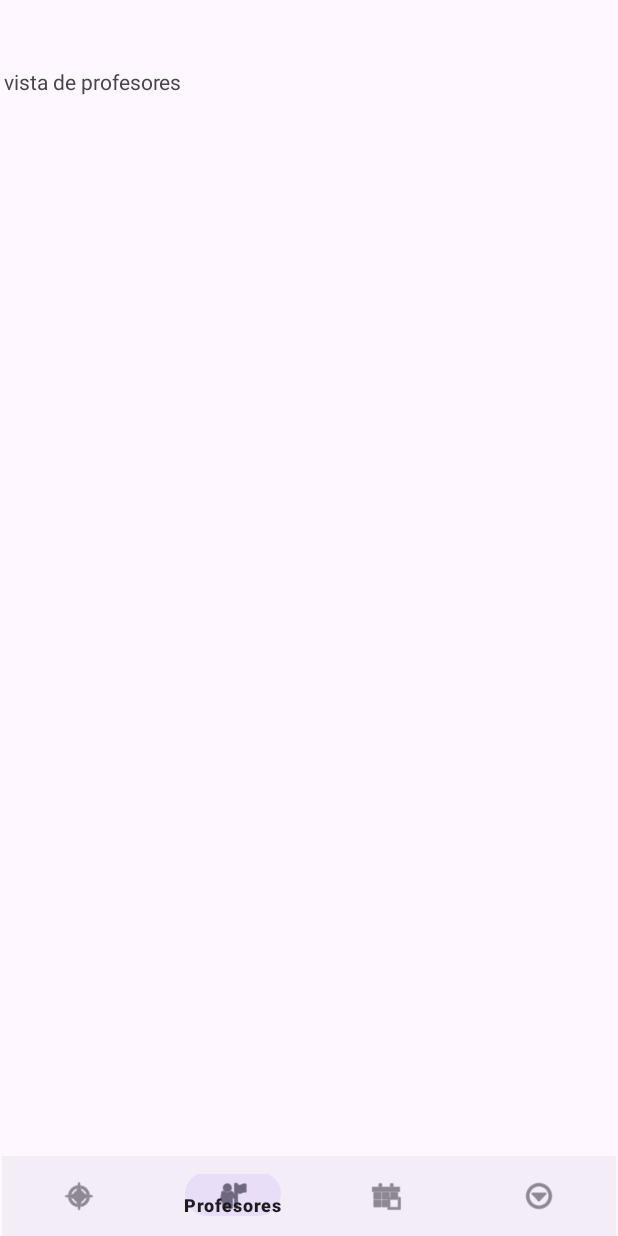
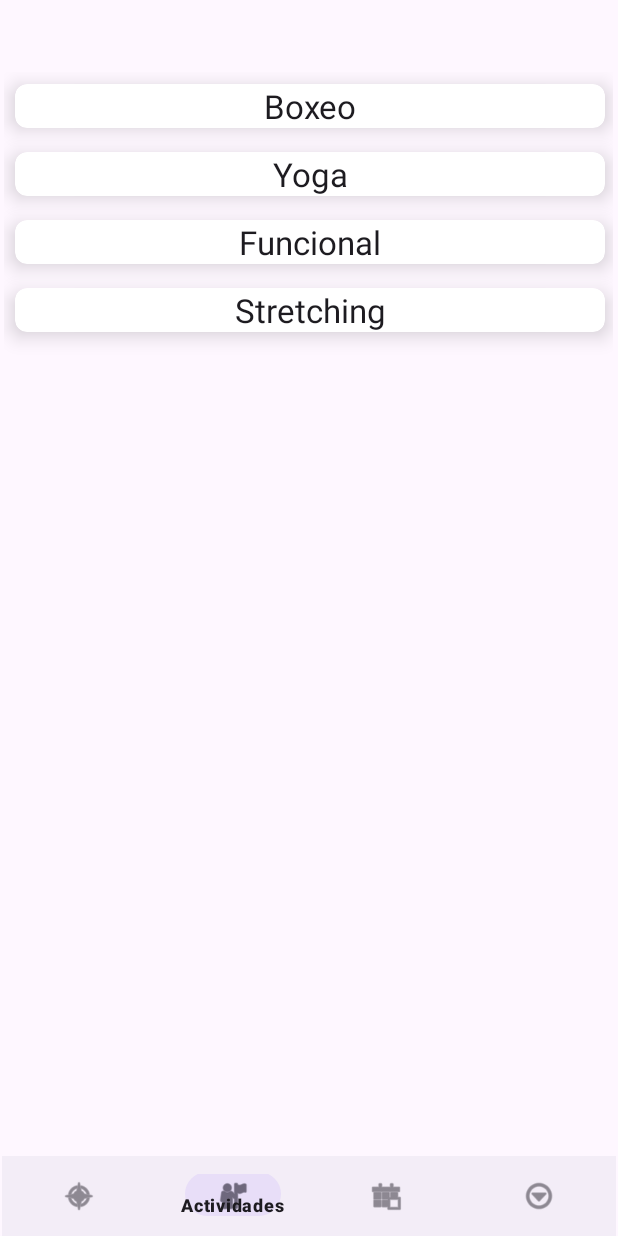
Before and after one commit to ginobasile/Grupo3-TP3-Gimnasio, an Android app: the screen it shows after launch (MainActivity), item 2 of the bottom bar chosen, on a phone screen of 412 x 824 dp. Run offline under Robolectric (Android 15) with nearby library versions, the phone set to English and light mode, and no system bars; our stand-ins replace navigation-ui; pictures from the network do not load.

Commit message:
Agrego la primer Recicler View de actividades

```diff
--- a/app/build.gradle.kts
+++ b/app/build.gradle.kts
@@ -1,6 +1,8 @@
 plugins {
     id("com.android.application")
     id("org.jetbrains.kotlin.android")
+    id("androidx.navigation.safeargs.kotlin")
+    id("kotlin-parcelize")
 }
 
 android {
--- /dev/null
+++ b/app/src/main/java/com/example/gimnasio_grupo3/adapters/ActividadAdapter.kt
@@ -0,0 +1,62 @@
+package com.example.gimnasio_grupo3.adapters
+
+import android.view.LayoutInflater
+import android.view.View
+import android.view.ViewGroup
+import android.widget.ImageView
+import android.widget.TextView
+import androidx.cardview.widget.CardView
+import androidx.recyclerview.widget.RecyclerView
+import com.bumptech.glide.Glide
+import com.example.gimnasio_grupo3.R
+import com.example.gimnasio_grupo3.entities.Actividad
+
+
+class ActividadAdapter( var actividades : MutableList<Actividad>,
+                        var onClick : (Int) -> Unit
+                        ) : RecyclerView.Adapter<ActividadAdapter.ActividadHolder>() {
+
+    class ActividadHolder(v : View) : RecyclerView.ViewHolder(v)
+    {
+        val itemImageView: ImageView = itemView.findViewById(R.id.imgActividad)
+        private var view : View
+        init {
+            this.view = v
+        }
+
+        fun setActividadName( name : String) {
+            val txtName : TextView = view.findViewById(R.id.txtNombreActividad)
+            txtName.text = name
+        }
+
+
+
+
+        fun getCard() : CardView {
+            return view.findViewById(R.id.cardActividad)
+        }
+
+    }
+
+    override fun onCreateViewHolder(parent: ViewGroup, viewType: Int): ActividadHolder {
+        val view = LayoutInflater.from(parent.context).inflate(R.layout.actividad_item,parent,false)
+        return (ActividadHolder(view))
+    }
+
+    override fun getItemCount(): Int {
+        return actividades.size
+    }
+
+    override fun onBindViewHolder(holder: ActividadHolder, position: Int) {
+        holder.setActividadName(actividades[position].name)
+
+        val context = holder.itemView.context
+        Glide.with(context)
+            .load(actividades[position].imgUrl)
+            .circleCrop()
+            .into(holder.itemImageView)
+            holder.getCard().setOnClickListener{
+            onClick(position)
+        }
+    }
+    }
--- /dev/null
+++ b/app/src/main/java/com/example/gimnasio_grupo3/entities/Actividad.kt
@@ -0,0 +1,14 @@
+package com.example.gimnasio_grupo3.entities
+
+
+import android.os.Parcelable
+import kotlinx.parcelize.Parcelize
+
+@Parcelize
+data class Actividad(
+    var id: Int,
+    var name: String,
+    var duration: String,
+    var description: String,
+    var imgUrl : String
+): Parcelable
--- /dev/null
+++ b/app/src/main/java/com/example/gimnasio_grupo3/entities/ActividadesRepository.kt
@@ -0,0 +1,12 @@
+package com.example.gimnasio_grupo3.entities
+
+class ActividadesRepository (){
+    var actividades : MutableList<Actividad>
+    init {
+                actividades = mutableListOf()
+                actividades.add(Actividad(1, "Boxeo", "75 Minutos", "¡Ven y únete a nuestra emocionante clase de boxeo en el gimnasio! Experimenta la combinación perfecta de cardio, fuerza y destreza mientras te sumerges en el mundo del boxeo. Nuestros entrenadores altamente capacitados te guiarán a través de una sesión intensa y divertida que te ayudará a mejorar tu forma física, aumentar tu confianza y liberar el estrés acumulado. No importa si eres un principiante o un boxeador experimentado, esta actividad es adecuada para todos los niveles. Únete a nosotros para liberar tu energía, ponerte en forma y descubrir el guerrero interior que llevas dentro. ¡Te esperamos en el ring!", "https://i.etsystatic.com/34846232/r/il/5d1756/3978474298/il_570xN.3978474298_snzo.jpg "))
+                actividades.add(Actividad(2, "Yoga", "30 Minutos", "Relájate y encuentra la paz interior en nuestras clases de yoga en el gimnasio. ¡Te invitamos a unirte a una experiencia de equilibrio y bienestar como ninguna otra!", "https://i.pinimg.com/originals/23/fa/08/23fa08dbc85fe652470d6a80473807b3.jpg"))
+                actividades.add(Actividad(3, "Funcional", "60 Minutos", "¡Descubre tu potencial en nuestras sesiones de entrenamiento funcional en el gimnasio! Ven y alcanza tus objetivos de forma efectiva mientras te diviertes.", "https://i.pinimg.com/originals/87/e9/75/87e975ca9dfd3fc179f8c15f8c838628.jpg"))
+                actividades.add(Actividad(3, "Stretching", "65 Minutos", "Mejora tu flexibilidad y alivia el estrés en nuestras clases de stretching en el gimnasio. ¡Únete a nosotros para sentirte más relajado y en sintonía con tu cuerpo!", "https://estaticos-cdn.prensaiberica.es/clip/1c17e101-cbd4-4369-a1f3-daee4f553c99_alta-aspect-ratio_default_0.jpg"))
+    }
+}
--- a/app/src/main/java/com/example/gimnasio_grupo3/fragments/actividades/ActividadesLista.kt
+++ b/app/src/main/java/com/example/gimnasio_grupo3/fragments/actividades/ActividadesLista.kt
@@ -6,11 +6,20 @@ import androidx.fragment.app.Fragment
 import android.view.LayoutInflater
 import android.view.View
 import android.view.ViewGroup
+import androidx.navigation.fragment.findNavController
+import androidx.recyclerview.widget.LinearLayoutManager
+import androidx.recyclerview.widget.RecyclerView
 import com.example.gimnasio_grupo3.R
+import com.example.gimnasio_grupo3.adapters.ActividadAdapter
+import com.example.gimnasio_grupo3.entities.ActividadesRepository
+import com.google.android.material.snackbar.Snackbar
 
 class ActividadesLista : Fragment() {
 
     lateinit var v : View
+    lateinit var recyclerActividades : RecyclerView
+    var repoActividades: ActividadesRepository = ActividadesRepository()
+    lateinit var adapter : ActividadAdapter
 
     companion object {
         fun newInstance() = ActividadesLista()
@@ -23,7 +32,19 @@ class ActividadesLista : Fragment() {
         savedInstanceState: Bundle?
     ): View? {
         v = inflater.inflate(R.layout.fragment_actividades_lista, container, false)
+        recyclerActividades = v.findViewById(R.id.reciclerActividades)
         return v
+    }
+
+    override fun onStart() {
+        super.onStart()
+        adapter = ActividadAdapter(repoActividades.actividades){ position ->
+            val action = ActividadesListaDirections.actionActividadesListaToDetalleActividad(repoActividades.actividades[position])
+
+            findNavController().navigate(action)
+        }
+        recyclerActividades.layoutManager = LinearLayoutManager(context)
+        recyclerActividades.adapter = adapter
     }
 
     override fun onActivityCreated(savedInstanceState: Bundle?) {
--- /dev/null
+++ b/app/src/main/res/layout/actividad_item.xml
@@ -0,0 +1,37 @@
+<?xml version="1.0" encoding="utf-8"?>
+<androidx.cardview.widget.CardView xmlns:android="http://schemas.android.com/apk/res/android"
+    xmlns:app="http://schemas.android.com/apk/res-auto"
+    xmlns:tools="http://schemas.android.com/tools"
+    android:id="@+id/cardActividad"
+    android:layout_width="match_parent"
+    android:layout_height="wrap_content"
+    android:layout_margin="8dp"
+    app:cardCornerRadius="8dp"
+    app:cardElevation="8dp">
+
+    <androidx.constraintlayout.widget.ConstraintLayout
+        android:layout_width="match_parent"
+        android:layout_height="match_parent">
+
+        <ImageView
+            android:id="@+id/imgActividad"
+            android:layout_width="wrap_content"
+            android:layout_height="wrap_content"
+            app:layout_constraintBottom_toTopOf="@+id/txtNombreActividad"
+            app:layout_constraintEnd_toEndOf="parent"
+            app:layout_constraintStart_toStartOf="parent"
+            app:layout_constraintTop_toTopOf="parent"
+            tools:srcCompat="@tools:sample/avatars" />
+
+        <TextView
+            android:id="@+id/txtNombreActividad"
+            android:layout_width="wrap_content"
+            android:layout_height="wrap_content"
+            android:text="Aca va el nombre de la actividad"
+            android:textAppearance="@style/TextAppearance.AppCompat.Large"
+            app:layout_constraintEnd_toEndOf="parent"
+            app:layout_constraintStart_toStartOf="parent"
+            tools:layout_editor_absoluteY="237dp" />
+    </androidx.constraintlayout.widget.ConstraintLayout>
+
+</androidx.cardview.widget.CardView>
--- a/app/src/main/res/layout/fragment_actividades_lista.xml
+++ b/app/src/main/res/layout/fragment_actividades_lista.xml
@@ -1,13 +1,18 @@
 <?xml version="1.0" encoding="utf-8"?>
-<FrameLayout xmlns:android="http://schemas.android.com/apk/res/android"
+<androidx.constraintlayout.widget.ConstraintLayout xmlns:android="http://schemas.android.com/apk/res/android"
+    xmlns:app="http://schemas.android.com/apk/res-auto"
     xmlns:tools="http://schemas.android.com/tools"
+    android:id="@+id/frameLayout"
     android:layout_width="match_parent"
     android:layout_height="match_parent"
-    tools:context=".fragments.actividades.ActividadesLista">
+    tools:context=".fragments.actividades.ActividadesLista" >
 
-    <TextView
-        android:layout_width="match_parent"
-        android:layout_height="match_parent"
-        android:text="vista de las actividades" />
-
-</FrameLayout>
+    <androidx.recyclerview.widget.RecyclerView
+        android:id="@+id/reciclerActividades"
+        android:layout_width="409dp"
+        android:layout_height="729dp"
+        app:layout_constraintBottom_toBottomOf="parent"
+        app:layout_constraintEnd_toEndOf="parent"
+        app:layout_constraintStart_toStartOf="parent"
+        app:layout_constraintTop_toTopOf="parent" />
+</androidx.constraintlayout.widget.ConstraintLayout>
--- a/app/src/main/res/menu/main_menu.xml
+++ b/app/src/main/res/menu/main_menu.xml
@@ -7,9 +7,9 @@
         android:icon="@android:drawable/ic_menu_compass"
         android:title="Home" />
     <item
-        android:id="@+id/profesoresLista"
+        android:id="@+id/actividadesLista"
         android:icon="@android:drawable/ic_menu_myplaces"
-        android:title="Profesores" />
+        android:title="Actividades" />
     <item
         android:id="@+id/paquetesLista"
         android:icon="@android:drawable/ic_menu_today"
--- a/app/src/main/res/navigation/main_navgraph.xml
+++ b/app/src/main/res/navigation/main_navgraph.xml
@@ -4,11 +4,6 @@
     xmlns:tools="http://schemas.android.com/tools"
     android:id="@+id/main_navgraph"
     app:startDestination="@id/homePrincipal">
-    <fragment
-        android:id="@+id/profesoresLista"
-        android:name="com.example.gimnasio_grupo3.fragments.profesores.ProfesoresLista"
-        android:label="fragment_profesores_lista"
-        tools:layout="@layout/fragment_profesores_lista" />
     <fragment
         android:id="@+id/paquetesLista"
         android:name="com.example.gimnasio_grupo3.fragments.paquetes.PaquetesLista"
@@ -24,4 +19,22 @@
         android:name="com.example.gimnasio_grupo3.fragments.Home"
         android:label="fragment_home"
         tools:layout="@layout/fragment_home" />
+    <fragment
+        android:id="@+id/actividadesLista"
+        android:name="com.example.gimnasio_grupo3.fragments.actividades.ActividadesLista"
+        android:label="fragment_actividades_lista"
+        tools:layout="@layout/fragment_actividades_lista" >
+        <action
+            android:id="@+id/action_actividadesLista_to_detalleActividad"
+            app:destination="@id/detalleActividad" />
+    </fragment>
+    <fragment
+        android:id="@+id/detalleActividad"
+        android:name="com.example.gimnasio_grupo3.fragments.actividades.DetalleActividad"
+        android:label="fragment_detalle_actividad"
+        tools:layout="@layout/fragment_detalle_actividad" >
+        <argument
+            android:name="actividad"
+            app:argType="com.example.gimnasio_grupo3.entities.Actividad" />
+    </fragment>
 </navigation>
```
Also changed, not shown: app/src/main/java/com/example/gimnasio_grupo3/fragments/actividades/DetalleActividad.kt (+22 -0 lines), app/src/main/res/layout/fragment_detalle_actividad.xml (+28 -5 lines).
